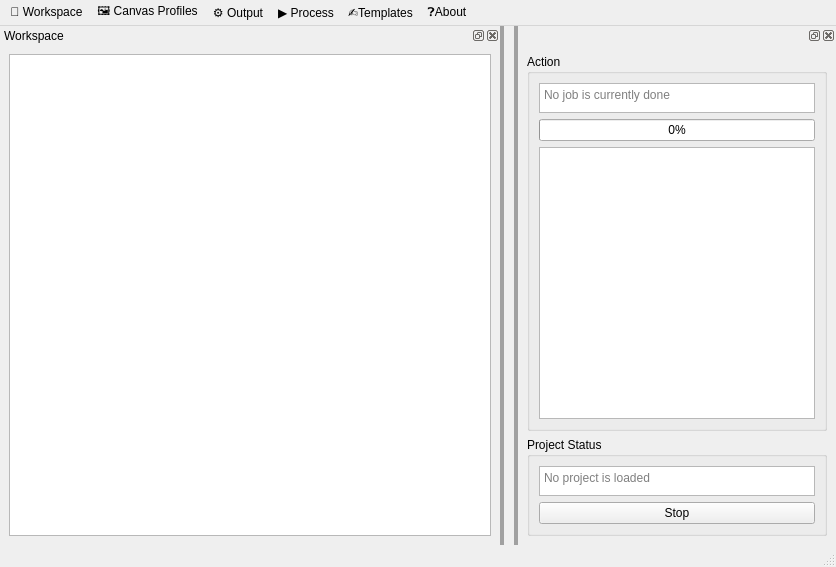
The window that mainwindow/mainwindow.ui (ShadobaDev/Platemaker-qt) describes before a commit, drawn with Qt 5.
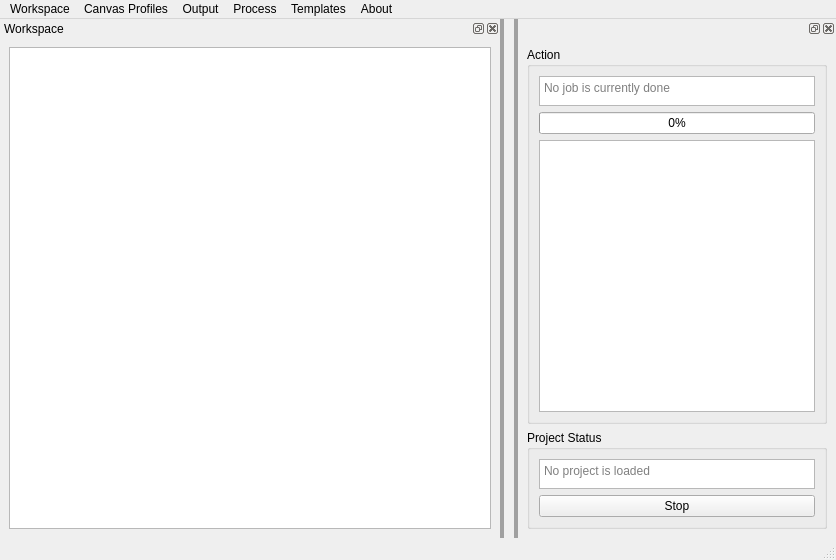
The same window after the commit. Icons and pictures are not drawn.

Commit message: feat(MenuBar): add SVG icons and custom style for menu bar items

```diff
--- a/mainwindow/mainwindow.ui
+++ b/mainwindow/mainwindow.ui
@@ -20,7 +20,8 @@
    <string>MainWindow</string>
   </property>
   <property name="styleSheet">
-   <string notr="true">/* Stylizuje linie podziału między dockami */
+   <string notr="true">
+/* STYLE SPLIT-LINES BETWEEN DOCKS */
 QMainWindow::separator {
     background-color: #a0a0a0;
     width: 4px;
@@ -31,7 +32,7 @@
     background-color: #0078d7;
 }
 
-/* Stylizacja kart projektów na głównym oknie */
+/* STYLE PROJECT TABS IN MAIN WINDOW */
 QMainWindow QTabBar::tab {
     background: #2d2d2d;
     color: #aaaaaa;
@@ -44,12 +45,13 @@
 QMainWindow QTabBar::tab:selected {
     background: #3d3d3d;
     color: #ffffff;
-    border-bottom: 2px solid #0078d7;
 }
 
-/* --- STYLIZACJA TYLKO DLA GŁÓWNYCH PRZYCISKÓW X --- */
+/* --- STYLE ONLY FOR MAJOR BUTTONS X --- */
+/* image: is required — styling this subcontrol without it drops the native X glyph */
 QMainWindow QTabBar::close-button {
-    background-color: #555555; /* Widoczny szary kwadracik na start */
+    image: url(:/icons/close.svg);
+    background-color: #555555; /* Grey square behind the white X */
     min-width: 12px;
     min-height: 12px;
     border-radius: 2px;
@@ -59,8 +61,8 @@
     background-color: #ef4444; /* Czerwony po najechaniu */
 }
 
-/* --- RESET DLA ZAKŁADEK INPUT / OUTPUT --- */
-/* Blokujemy dziedziczenie stylu krzyżyka dla wewnętrznych tabów projektu */
+/* --- RESET FOR INPUT / OUTPUT TABS --- */
+/* BLOCK STYLE INHERITANCE FOR X IN INNER PROJECT TABS */
 QTabWidget QTabBar::close-button {
     background-color: transparent;
     min-width: 0px;
@@ -86,7 +88,7 @@
    </property>
    <widget class="QMenu" name="menuPlatemaker">
     <property name="title">
-     <string>📁 Workspace</string>
+     <string>Workspace</string>
     </property>
     <addaction name="separator"/>
     <addaction name="actionOpen_workspace"/>
@@ -104,7 +106,7 @@
    </widget>
    <widget class="QMenu" name="menuCanvas_Profile">
     <property name="title">
-     <string>🖼 Canvas Profiles</string>
+     <string>Canvas Profiles</string>
     </property>
     <addaction name="actionNew_canvas_profile"/>
     <addaction name="actionEdit_active_profile"/>
@@ -113,7 +115,7 @@
    </widget>
    <widget class="QMenu" name="menu_Output_Settings">
     <property name="title">
-     <string>⚙ Output</string>
+     <string>Output</string>
     </property>
     <addaction name="actionEdit_output_settings"/>
     <addaction name="separator"/>
@@ -122,7 +124,7 @@
    </widget>
    <widget class="QMenu" name="menuTemplates">
     <property name="title">
-     <string>✍Templates</string>
+     <string>Templates</string>
     </property>
     <addaction name="actionManage_templates"/>
     <addaction name="actionOpen_dir_templates"/>
@@ -130,7 +132,7 @@
    </widget>
    <widget class="QMenu" name="menu_Process">
     <property name="title">
-     <string>▶ Process</string>
+     <string>Process</string>
     </property>
     <addaction name="actionRender_current_project_F5"/>
     <addaction name="actionRender_all_projects_F6"/>
@@ -139,7 +141,7 @@
    </widget>
    <widget class="QMenu" name="menu_About">
     <property name="title">
-     <string>❓About</string>
+     <string>About</string>
     </property>
     <addaction name="actionHelp"/>
     <addaction name="separator"/>
```
Left out of the diff: 3 changed lines with no effect on the pictures. The commit also changes 13 other files.
